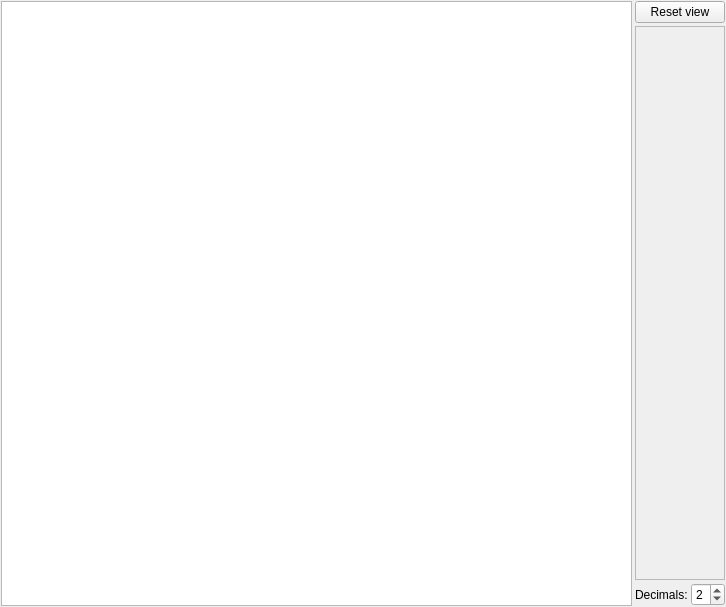
This is ants3bundle/src/ants3/asensordrawwidget.ui in andrmor/ANTS3bundle as Qt 5 draws it before an edit. The edited form follows.
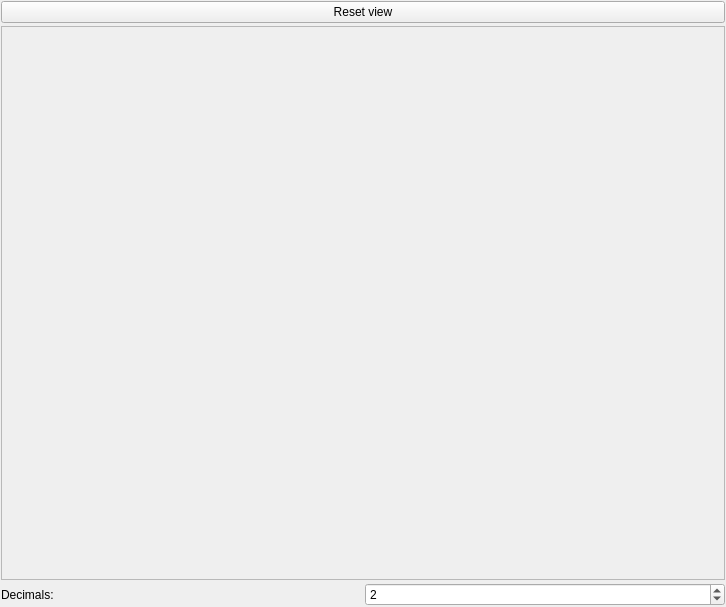
This is the edited form.

The edit to the form file:
```diff
--- a/ants3bundle/src/ants3/asensordrawwidget.ui
+++ b/ants3bundle/src/ants3/asensordrawwidget.ui
@@ -29,9 +29,6 @@
    <property name="bottomMargin">
     <number>1</number>
    </property>
-   <item>
-    <widget class="QGraphicsView" name="gvOut"/>
-   </item>
    <item>
     <layout class="QVBoxLayout" name="verticalLayout">
      <item>
```
Left out of the diff: 2 changed lines with no effect on the pictures.
